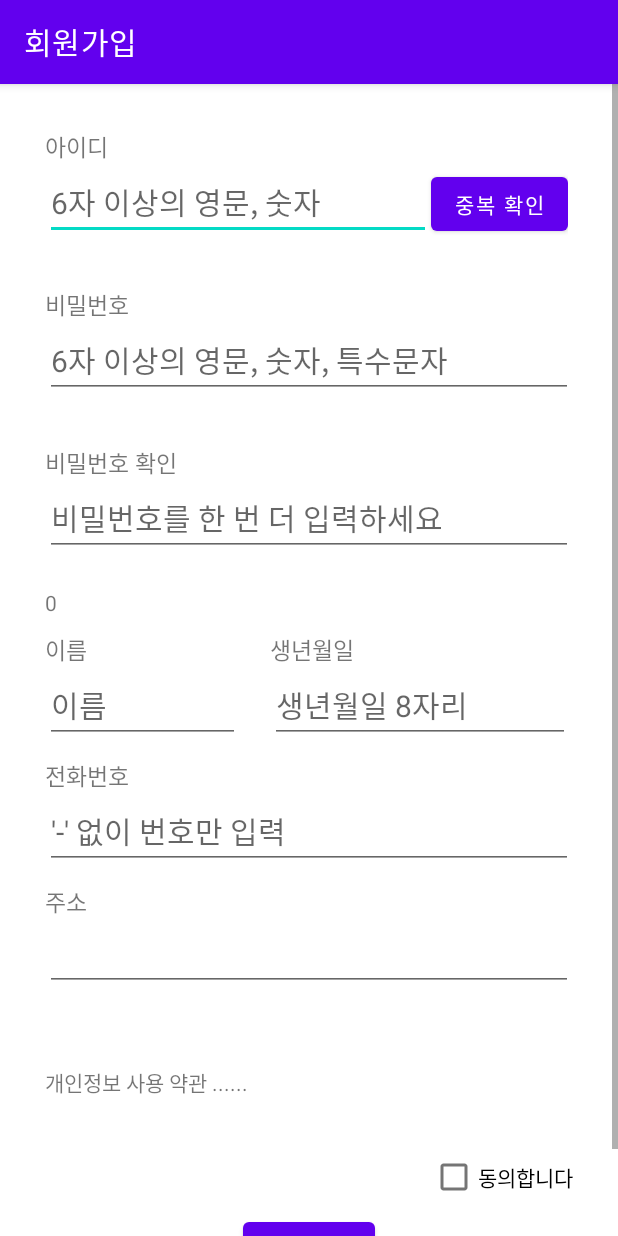
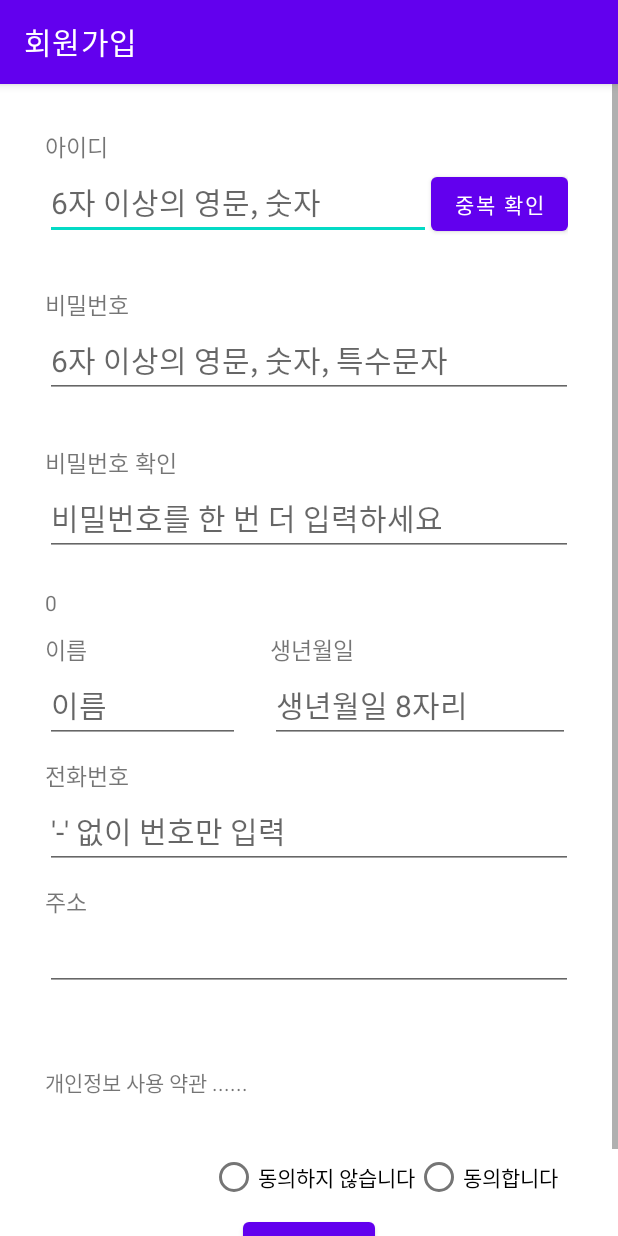
Before and after one commit to kevinmj12/MopProject, an Android app: the screen it shows after launch (JoinmembershipActivity), after a tap on "회원가입", on a phone screen of 412 x 824 dp. Run offline under Robolectric (Android 15) with nearby library versions, the phone set to English and light mode, and no system bars.

Commit message:
push data

```diff
--- a/app/src/main/java/com/example/mopproject/JoinmembershipActivity.java
+++ b/app/src/main/java/com/example/mopproject/JoinmembershipActivity.java
@@ -90,8 +90,8 @@ public class JoinmembershipActivity extends AppCompatActivity {
 //        button
         btnJmFineId = (Button) findViewById(R.id.btnJmFineId);
         btnJoin = (Button) findViewById(R.id.btnJoin);
-//        checkbox
-        checkBox =(CheckBox) findViewById(R.id.checkBox);
+//        radioButton
+
 //        preference, membersCount
         while (true){
             jmSpref = getSharedPreferences("joinmembership"+Integer.toString(membersCount), Activity.MODE_PRIVATE);
--- a/app/src/main/java/com/example/mopproject/MainActivity.java
+++ b/app/src/main/java/com/example/mopproject/MainActivity.java
@@ -12,11 +12,14 @@ import android.view.MenuItem;
 import android.view.View;
 import android.widget.Button;
 import android.widget.RelativeLayout;
+import android.widget.TextView;
 import android.widget.Toast;
 import android.content.DialogInterface;
 
 import com.google.android.material.bottomnavigation.BottomNavigationView;
 import com.google.android.material.navigation.NavigationBarView;
+
+import org.w3c.dom.Text;
 
 
 public class MainActivity extends AppCompatActivity {
@@ -36,9 +39,13 @@ public class MainActivity extends AppCompatActivity {
 
         getSupportFragmentManager().beginTransaction().replace(R.id.login, homeFragment).commit();
 
+        Intent getIntent = getIntent();
+        isLogin = getIntent.getBooleanExtra("successLogin", false);
+
         Intent loginIntent = new Intent(getApplicationContext(), MainLogin.class);
-        startActivity(loginIntent);
-
+        if (!isLogin){
+            startActivity(loginIntent);
+        }
 
         NavigationBarView navigationBarView = findViewById(R.id.bottomNavigationView);
         navigationBarView.setOnItemSelectedListener(new NavigationBarView.OnItemSelectedListener() {
--- a/app/src/main/res/layout/activity_joinmembership.xml
+++ b/app/src/main/res/layout/activity_joinmembership.xml
@@ -181,12 +181,22 @@
             android:layout_height="50dp"
             android:text="개인정보 사용 약관 ......"/>
 
-        <CheckBox
-            android:id="@+id/checkBox"
-            android:layout_gravity="right"
-            android:layout_width="wrap_content"
-            android:layout_height="wrap_content"
-            android:text="동의합니다" />
+        <LinearLayout
+            android:layout_width="match_parent"
+            android:layout_height="match_parent"
+            android:orientation="horizontal">
+
+            <RadioButton
+                android:layout_marginLeft="110dp"
+                android:layout_width="wrap_content"
+                android:layout_height="wrap_content"
+                android:text="동의하지 않습니다"/>
+            <RadioButton
+                android:layout_width="wrap_content"
+                android:layout_height="wrap_content"
+                android:text="동의합니다"/>
+        </LinearLayout>
+
 
         <Button
             android:id="@+id/btnJoin"
--- a/app/src/main/res/layout/activity_main.xml
+++ b/app/src/main/res/layout/activity_main.xml
@@ -13,6 +13,12 @@
         android:layout_width="wrap_content"
         android:layout_height="wrap_content">
 
+        <TextView
+            android:id="@+id/testtesttest"
+            android:layout_width="wrap_content"
+            android:layout_height="wrap_content"
+            android:textSize="20dp"/>
+
         <com.google.android.material.bottomnavigation.BottomNavigationView
             android:id="@+id/bottomNavigationView"
             android:layout_alignParentBottom="true"
```
Also changed, not shown: app/src/main/java/com/example/mopproject/HomeFragment.java (+13 -0 lines), app/src/main/java/com/example/mopproject/MainLogin.java (+14 -14 lines).
